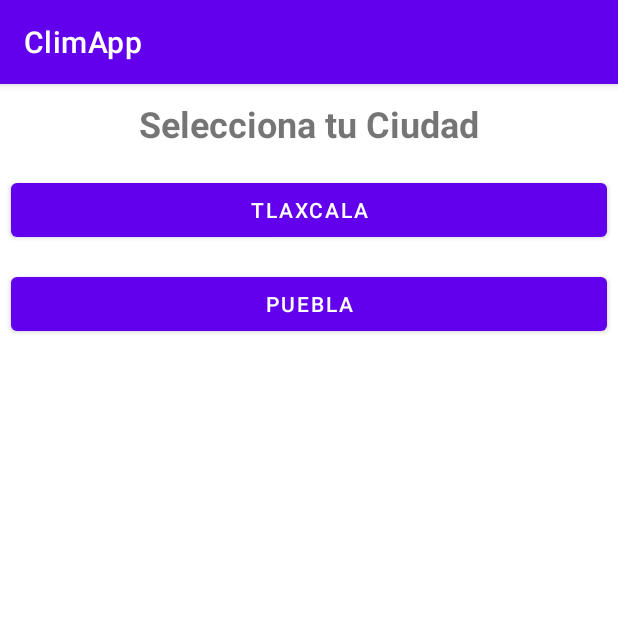
After one commit to Davidhernandezn/ClimApp, an Android app: the Ciudades screen opened directly, with no data from a screen before it, on a phone screen of 412 x 824 dp, the top half of it. The commit adds this screen. Run offline under Robolectric (Android 15) with nearby library versions, the light colour scheme and no system bars.

Commit message:
Pantalla de seleccionar ciudad

```diff
--- a/app/src/main/AndroidManifest.xml
+++ b/app/src/main/AndroidManifest.xml
@@ -9,6 +9,9 @@
         android:roundIcon="@mipmap/ic_launcher_round"
         android:supportsRtl="true"
         android:theme="@style/Theme.ClimApp">
+        <activity
+            android:name=".Ciudades"
+            android:exported="false" />
         <activity
             android:name=".MainActivity"
             android:exported="true"
--- /dev/null
+++ b/app/src/main/java/com/davidhernandezn/climapp/Ciudades.kt
@@ -0,0 +1,11 @@
+package com.davidhernandezn.climapp
+
+import androidx.appcompat.app.AppCompatActivity
+import android.os.Bundle
+
+class Ciudades : AppCompatActivity() {
+    override fun onCreate(savedInstanceState: Bundle?) {
+        super.onCreate(savedInstanceState)
+        setContentView(R.layout.activity_ciudades)
+    }
+}
--- /dev/null
+++ b/app/src/main/res/layout/activity_ciudades.xml
@@ -0,0 +1,33 @@
+<?xml version="1.0" encoding="utf-8"?>
+<LinearLayout  xmlns:android="http://schemas.android.com/apk/res/android"
+    xmlns:app="http://schemas.android.com/apk/res-auto"
+    xmlns:tools="http://schemas.android.com/tools"
+    android:layout_width="match_parent"
+    android:layout_height="match_parent"
+    tools:context=".Ciudades"
+    android:orientation="vertical">
+
+    <TextView
+        android:id="@+id/textView"
+        android:layout_width="match_parent"
+        android:layout_height="wrap_content"
+        android:layout_margin="10dp"
+        android:text="@string/Subt"
+        android:textAlignment="center"
+        android:textSize="24sp"
+        android:textStyle="bold" />
+
+    <Button
+        android:id="@+id/button"
+        android:layout_width="match_parent"
+        android:layout_height="wrap_content"
+        android:layout_margin="7dp"
+        android:text="@string/ciudad" />
+
+    <Button
+        android:id="@+id/button3"
+        android:layout_width="match_parent"
+        android:layout_height="wrap_content"
+        android:layout_margin="7dp"
+        android:text="@string/ciudadpue" />
+</LinearLayout>
--- a/app/src/main/res/values/strings.xml
+++ b/app/src/main/res/values/strings.xml
@@ -3,4 +3,6 @@
     <string name="ciudad">Tlaxcala</string>
     <string name="grados">0°</string>
     <string name="estatus">Soleado</string>
+    <string name="ciudadpue">Puebla</string>
+    <string name="Subt">Selecciona tu Ciudad</string>
 </resources>
--- a/build.gradle
+++ b/build.gradle
@@ -6,7 +6,7 @@ buildscript {
     }
     dependencies {
         classpath "com.android.tools.build:gradle:7.0.3"
-        classpath "org.jetbrains.kotlin:kotlin-gradle-plugin:1.6.0"
+        classpath 'org.jetbrains.kotlin:kotlin-gradle-plugin:1.6.10'
 
         // NOTE: Do not place your application dependencies here; they belong
         // in the individual module build.gradle files
```
